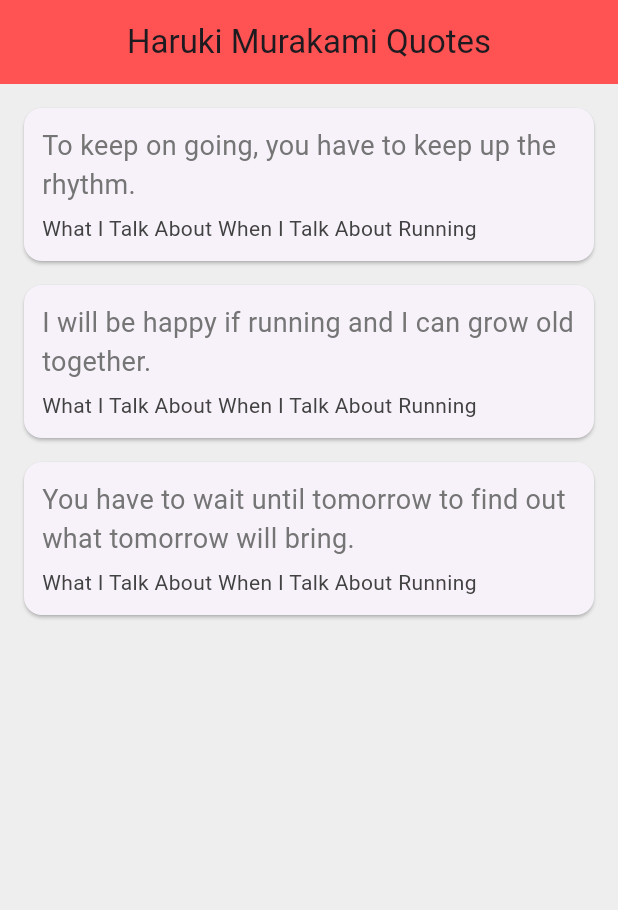
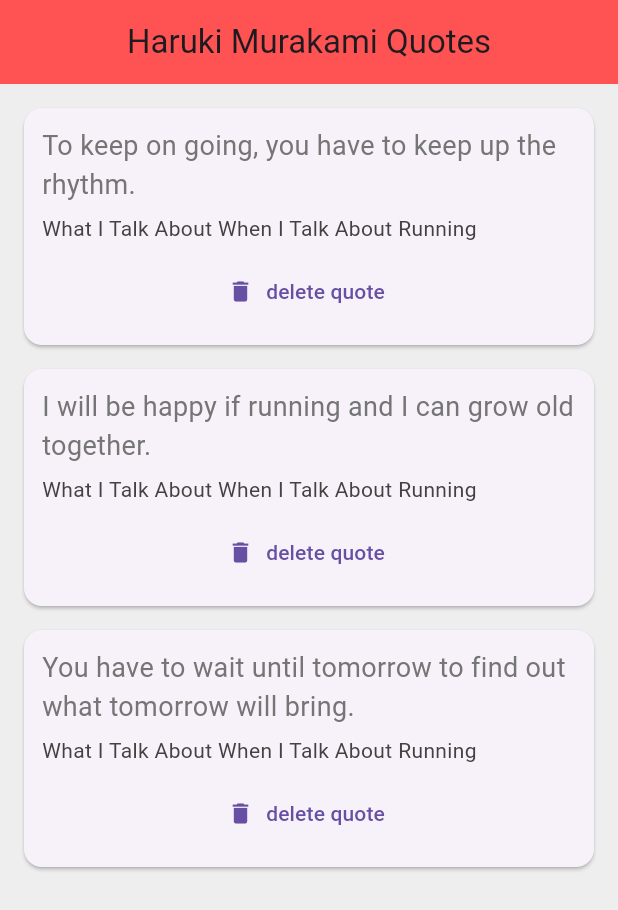
Before and after one commit to jsafe00/my_flutter_app, a Flutter app: the screen it shows after launch, on a phone screen of 412 x 824 dp. Shown: the top 910 px of the screen. Run offline on Flutter 3.47's test engine with Material 3 defaults, Android fonts, the phone set to English and light mode, and no system bars.

Commit message:
crud series

```diff
--- a/lib/main.dart
+++ b/lib/main.dart
@@ -1,16 +1,14 @@
 import 'package:flutter/material.dart';
-import 'package:flutter/widgets.dart';
 import 'quote.dart';
+import 'quote_card.dart';
 
 void main() => runApp(MaterialApp(
-  home: QuoteList(),
+  home: QuoteList()
 ));
 
 class QuoteList extends StatefulWidget {
-  const QuoteList({super.key});
-
   @override
-  State<QuoteList> createState() => _QuoteListState();
+  _QuoteListState createState() => _QuoteListState();
 }
 
 class _QuoteListState extends State<QuoteList> {
@@ -25,35 +23,7 @@ class _QuoteListState extends State<QuoteList> {
           text: 'You have to wait until tomorrow to find out what tomorrow will bring.'),
   ];
 
-  Widget quoteTemplate(quote){
-    return Card(
-      margin: EdgeInsets.fromLTRB(16.0,16.0, 16.0, 0),
-      child: Padding(
-        padding: const EdgeInsets.all(12.0),
-        child: Column(
-          crossAxisAlignment: CrossAxisAlignment.stretch,
-          children: <Widget>[
-            Text(
-              quote.text,
-              style: TextStyle(
-                fontSize: 18.0,
-                color: Colors.grey[600],
-              ),
-            ),
-            SizedBox(height: 6.0,),
-            Text(
-              quote.book,
-              style: TextStyle(
-                fontSize: 14.0,
-                color: Colors.grey[800]
-              ),
-            ),
-          ],
-        ),
-      ),
-    );
-  }
-
+  @override
   Widget build(BuildContext context) {
     return Scaffold(
       backgroundColor: Colors.grey[200],
@@ -63,8 +33,15 @@ class _QuoteListState extends State<QuoteList> {
         backgroundColor: Colors.redAccent,
       ),
       body: Column(
-        children: quotes.map((quote) => quoteTemplate(quote)).toList(),
-      )
+        children: quotes.map((quote) => QuoteCard(
+          quote: quote,
+          delete: () {
+            setState(() {
+              quotes.remove(quote);
+            });
+          }
+        )).toList(),
+      ),
     );
   }
 }
--- /dev/null
+++ b/lib/quote_card.dart
@@ -0,0 +1,45 @@
+import 'package:flutter/material.dart';
+import 'quote.dart';
+
+class QuoteCard extends StatelessWidget {
+
+  final Quote quote;
+  final VoidCallback delete;
+  QuoteCard({required this.quote, required this.delete });
+
+  @override
+  Widget build(BuildContext context) {
+    return Card(
+        margin: const EdgeInsets.fromLTRB(16.0, 16.0, 16.0, 0),
+        child: Padding(
+          padding: const EdgeInsets.all(12.0),
+          child: Column(
+            crossAxisAlignment: CrossAxisAlignment.stretch,
+            children: <Widget>[
+              Text(
+                quote.text,
+                style: TextStyle(
+                  fontSize: 18.0,
+                  color: Colors.grey[600],
+                ),
+              ),
+              SizedBox(height: 6.0),
+              Text(
+                quote.book,
+                style: TextStyle(
+                  fontSize: 14.0,
+                  color: Colors.grey[800],
+                ),
+              ),
+              SizedBox(height: 8.0),
+              TextButton.icon(
+                onPressed: delete,
+                icon: Icon(Icons.delete),
+                label: Text('delete quote'),
+              )
+            ],
+          ),
+        )
+    );
+  }
+}
```
